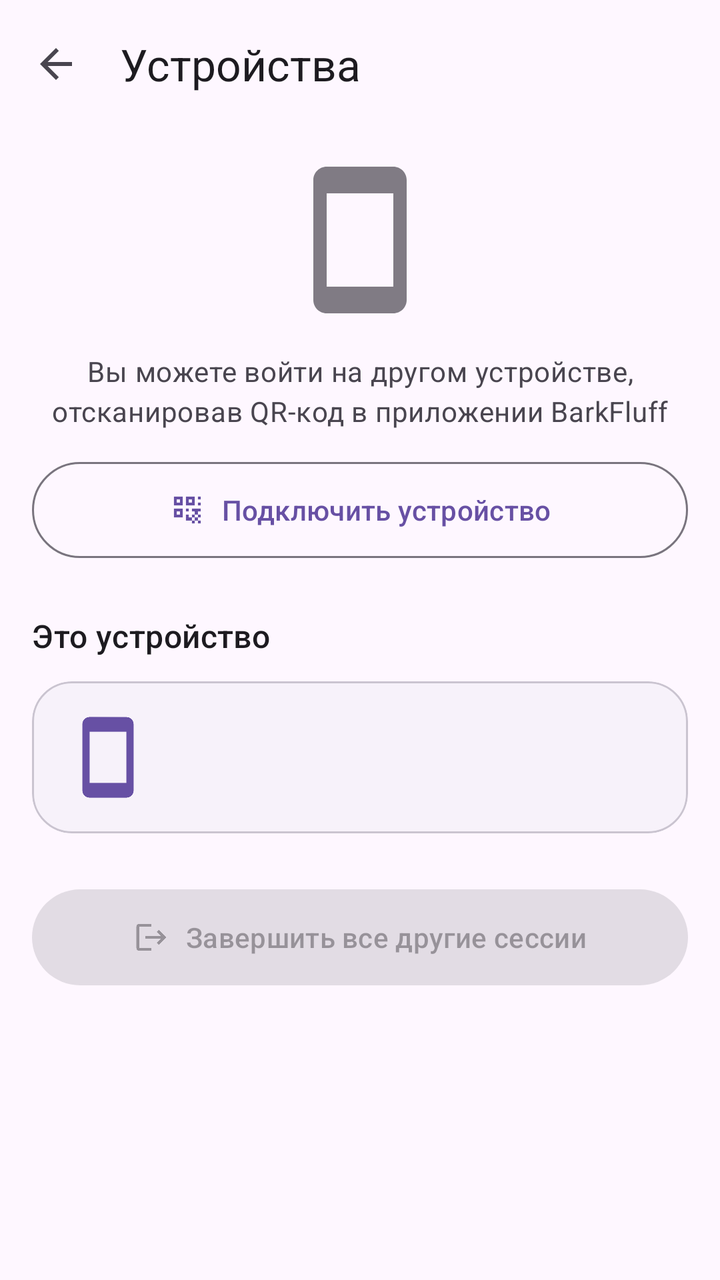
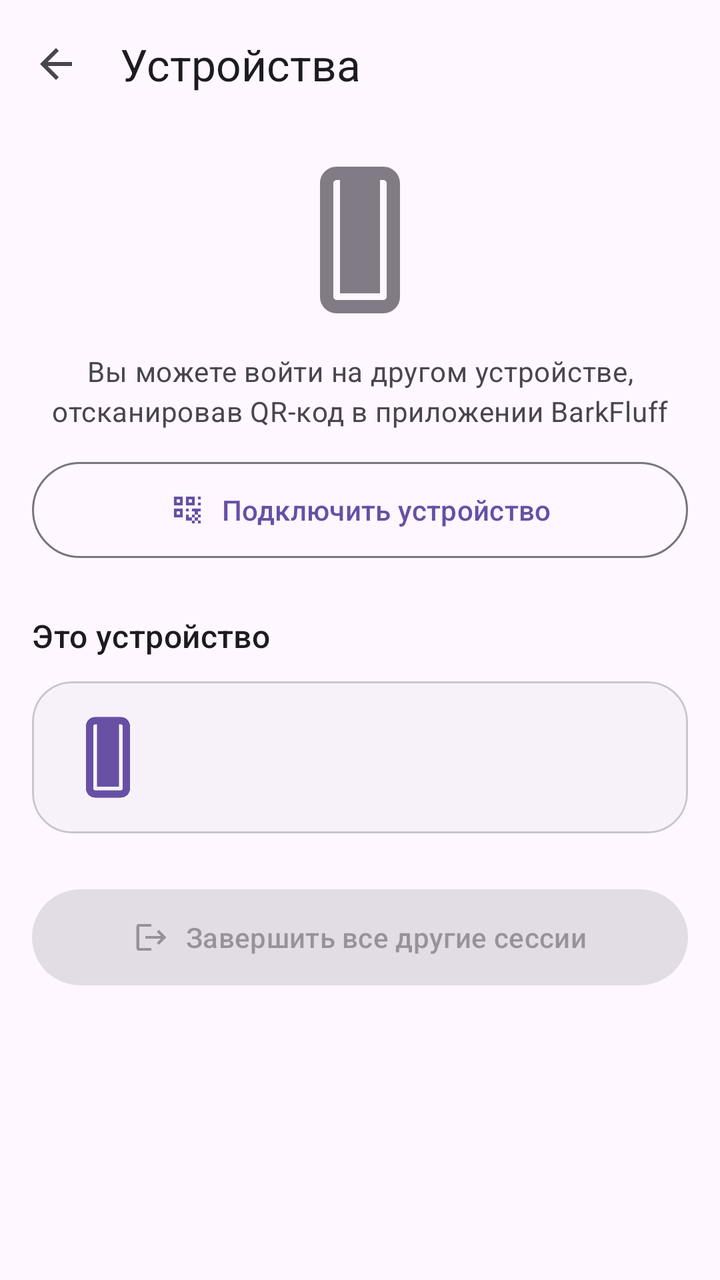

Compare the two renders of this Android layout. The source of the first and the diff that turns it into the second are given below.
<!-- AndroidManifest.xml: activity theme Theme.BarkfluffClientAndroid -->
<!-- res/layout/activity_devices.xml -->
<?xml version="1.0" encoding="utf-8"?>
<androidx.coordinatorlayout.widget.CoordinatorLayout xmlns:android="http://schemas.android.com/apk/res/android"
    xmlns:app="http://schemas.android.com/apk/res-auto"
    android:layout_width="match_parent"
    android:layout_height="match_parent"
    android:fitsSystemWindows="true">

    <com.google.android.material.appbar.AppBarLayout
        android:layout_width="match_parent"
        android:layout_height="wrap_content"
        android:background="?attr/colorSurface">

        <com.google.android.material.appbar.MaterialToolbar
            android:id="@+id/toolbar"
            android:layout_width="match_parent"
            android:layout_height="?attr/actionBarSize"
            app:navigationIcon="@drawable/ic_back"
            app:title="Устройства"
            app:titleTextAppearance="?attr/textAppearanceTitleLarge"
            app:titleTextColor="?attr/colorOnSurface" />

    </com.google.android.material.appbar.AppBarLayout>

    <androidx.core.widget.NestedScrollView
        android:layout_width="match_parent"
        android:layout_height="match_parent"
        app:layout_behavior="@string/appbar_scrolling_view_behavior">

        <LinearLayout
            android:layout_width="match_parent"
            android:layout_height="wrap_content"
            android:orientation="vertical"
            android:padding="16dp">

            
            <ImageView
                android:layout_width="80dp"
                android:layout_height="80dp"
                android:layout_gravity="center_horizontal"
                android:importantForAccessibility="no"
                android:src="@drawable/ic_smartphone"
                android:alpha="0.7"
                app:tint="?attr/colorOnSurfaceVariant" />

            <android.widget.Space
                android:layout_width="match_parent"
                android:layout_height="16dp" />

            
            <TextView
                android:layout_width="match_parent"
                android:layout_height="wrap_content"
                android:text="Вы можете войти на другом устройстве, отсканировав QR-код в приложении BarkFluff"
                android:textAlignment="center"
                android:textAppearance="?attr/textAppearanceBodyMedium"
                android:textColor="?attr/colorOnSurfaceVariant" />

            <com.google.android.material.button.MaterialButton
                android:id="@+id/buttonConnectDevice"
                android:layout_width="match_parent"
                android:layout_height="56dp"
                android:layout_marginTop="12dp"
                android:text="Подключить устройство"
                app:icon="@drawable/ic_qr_code"
                app:iconGravity="textStart"
                app:iconPadding="8dp"
                style="@style/Widget.Material3.Button.OutlinedButton" />

            <android.widget.Space
                android:layout_width="match_parent"
                android:layout_height="24dp" />

            
            <TextView
                android:layout_width="match_parent"
                android:layout_height="wrap_content"
                android:text="Это устройство"
                android:textAppearance="?attr/textAppearanceTitleMedium"
                android:textColor="?attr/colorOnSurface" />

            <android.widget.Space
                android:layout_width="match_parent"
                android:layout_height="12dp" />

            <com.google.android.material.card.MaterialCardView
                android:id="@+id/cardCurrentDevice"
                android:layout_width="match_parent"
                android:layout_height="wrap_content"
                app:cardBackgroundColor="?attr/colorSurfaceContainerLow"
                app:cardCornerRadius="20dp"
                app:cardElevation="0dp"
                app:strokeColor="?attr/colorOutlineVariant"
                app:strokeWidth="1dp"
                android:clickable="true"
                android:focusable="true"
                android:foreground="?attr/selectableItemBackground">

                <LinearLayout
                    android:id="@+id/layoutCurrentDevice"
                    android:layout_width="match_parent"
                    android:layout_height="wrap_content"
                    android:gravity="center_vertical"
                    android:orientation="horizontal"
                    android:padding="16dp">

                    <ImageView
                        android:layout_width="44dp"
                        android:layout_height="44dp"
                        android:importantForAccessibility="no"
                        android:src="@drawable/ic_smartphone"
                        app:tint="?attr/colorPrimary" />

                    <LinearLayout
                        android:layout_width="0dp"
                        android:layout_height="wrap_content"
                        android:layout_marginStart="14dp"
                        android:layout_weight="1"
                        android:orientation="vertical">

                        <TextView
                            android:id="@+id/textCurrentDeviceName"
                            android:layout_width="wrap_content"
                            android:layout_height="wrap_content"
                            android:textAppearance="?attr/textAppearanceTitleMedium"
                            android:textColor="?attr/colorOnSurface" />

                        <TextView
                            android:id="@+id/textCurrentDeviceOriginalName"
                            android:layout_width="wrap_content"
                            android:layout_height="wrap_content"
                            android:layout_marginTop="2dp"
                            android:textAppearance="?attr/textAppearanceBodySmall"
                            android:textColor="?attr/colorOnSurfaceVariant"
                            android:visibility="gone" />

                        <TextView
                            android:id="@+id/textCurrentDeviceApp"
                            android:layout_width="wrap_content"
                            android:layout_height="wrap_content"
                            android:layout_marginTop="2dp"
                            android:textAppearance="?attr/textAppearanceBodySmall"
                            android:textColor="?attr/colorOnSurfaceVariant"
                            android:visibility="gone" />

                    </LinearLayout>

                </LinearLayout>

            </com.google.android.material.card.MaterialCardView>

            <android.widget.Space
                android:layout_width="match_parent"
                android:layout_height="24dp" />

            
            <com.google.android.material.button.MaterialButton
                android:id="@+id/buttonTerminateAll"
                android:layout_width="match_parent"
                android:layout_height="56dp"
                android:text="Завершить все другие сессии"
                app:icon="@drawable/ic_logout"
                app:iconGravity="textStart"
                app:iconPadding="8dp"
                style="@style/Widget.Material3.Button.TonalButton"
                android:enabled="false" />

            <android.widget.Space
                android:layout_width="match_parent"
                android:layout_height="24dp" />

            
            <TextView
                android:id="@+id/textOtherDevicesTitle"
                android:layout_width="match_parent"
                android:layout_height="wrap_content"
                android:text="Другие устройства"
                android:textAppearance="?attr/textAppearanceTitleMedium"
                android:textColor="?attr/colorOnSurface"
                android:visibility="gone" />

            <android.widget.Space
                android:layout_width="match_parent"
                android:layout_height="12dp" />

            
            <androidx.recyclerview.widget.RecyclerView
                android:id="@+id/recyclerDevices"
                android:layout_width="match_parent"
                android:layout_height="wrap_content"
                android:nestedScrollingEnabled="false" />

        </LinearLayout>

    </androidx.core.widget.NestedScrollView>

    <com.google.android.material.progressindicator.CircularProgressIndicator
        android:id="@+id/progressLoading"
        android:layout_width="wrap_content"
        android:layout_height="wrap_content"
        android:layout_gravity="center"
        android:indeterminate="true"
        android:visibility="gone" />

</androidx.coordinatorlayout.widget.CoordinatorLayout>
<!-- resources referenced by this layout -->
<resources>
  <!-- drawable ic_back (drawable) -->
  <vector xmlns:android="http://schemas.android.com/apk/res/android"
      android:width="24dp"
      android:height="24dp"
      android:viewportWidth="24"
      android:viewportHeight="24"
      android:tint="?attr/colorControlNormal">
    <path
        android:fillColor="@android:color/white"
        android:pathData="M20,11H7.83l5.59,-5.59L12,4l-8,8 8,8 1.41,-1.41L7.83,13H20v-2z"/>
  </vector>
  <!-- drawable ic_logout (drawable) -->
  <?xml version="1.0" encoding="utf-8"?>
  <vector xmlns:android="http://schemas.android.com/apk/res/android"
      android:width="24dp"
      android:height="24dp"
      android:viewportWidth="24"
      android:viewportHeight="24">
      <path
          android:fillColor="?attr/colorOnSurface"
          android:pathData="M17,7l-1.41,1.41L18.17,11H8v2h10.17l-2.58,2.58L17,17l5,-5zM4,5h8V3H4c-1.1,0 -2,0.9 -2,2v14c0,1.1 0.9,2 2,2h8v-2H4V5z"/>
  </vector>
  <!-- drawable ic_qr_code (drawable) -->
  <?xml version="1.0" encoding="utf-8"?>
  <vector xmlns:android="http://schemas.android.com/apk/res/android"
      android:width="24dp"
      android:height="24dp"
      android:viewportWidth="24"
      android:viewportHeight="24">
      <path
          android:fillColor="@android:color/white"
          android:pathData="M3,3h6v6H3V3zM5,5v2h2V5H5zM3,11h6v6H3V11zM5,13v2h2v-2H5zM11,3h6v6h-6V3zM13,5v2h2V5H13zM11,11h2v2h-2V11zM15,11h2v2h-2V11zM17,13h2v2h-2V13zM11,15h2v2h-2V15zM13,17h2v2h-2V17zM15,15h2v2h-2V15zM17,17h2v2h-2V17zM17,11h2v2h-2V11zM11,17h2v2h-2V17zM15,19h2v2h-2V19zM19,3h2v2h-2V3zM19,7h2v2h-2V7zM19,11h2v2h-2V11zM19,15h2v2h-2V15zM19,19h2v2h-2V19z" />
  </vector>
  <!-- drawable ic_smartphone (drawable) -->
  <?xml version="1.0" encoding="utf-8"?>
  <vector xmlns:android="http://schemas.android.com/apk/res/android"
      android:width="24dp"
      android:height="24dp"
      android:viewportWidth="24"
      android:viewportHeight="24">
      <path
          android:fillColor="?attr/colorOnSurface"
          android:pathData="M17,1.01L7,1c-1.1,0 -2,0.9 -2,2v18c0,1.1 0.9,2 2,2h10c1.1,0 2,-0.9 2,-2V3c0,-1.1 -0.9,-1.99 -2,-1.99zM17,19H7V5h10v14z"/>
  </vector>
  <style name="Theme.BarkfluffClientAndroid" parent="Base.Theme.BarkfluffClientAndroid" />
  <style name="Base.Theme.BarkfluffClientAndroid" parent="Theme.Material3.DayNight.NoActionBar">
          
          <item name="android:windowLayoutInDisplayCutoutMode" tools:targetApi="p">shortEdges</item>
          <item name="android:statusBarColor">@android:color/transparent</item>
          <item name="android:navigationBarColor">@android:color/transparent</item>
          <item name="android:windowBackground">?android:attr/colorBackground</item>
  
          
          <item name="shapeAppearanceSmallComponent">@style/ShapeAppearance.Material3.SmallComponent</item>
          <item name="shapeAppearanceMediumComponent">@style/ShapeAppearance.Material3.MediumComponent</item>
          <item name="shapeAppearanceLargeComponent">@style/ShapeAppearance.Material3.LargeComponent</item>
  
          
          <item name="textAppearanceDisplayLarge">@style/TextAppearance.Material3.DisplayLarge</item>
          <item name="textAppearanceHeadlineLarge">@style/TextAppearance.Material3.HeadlineLarge</item>
          <item name="textAppearanceTitleLarge">@style/TextAppearance.Material3.TitleLarge</item>
      </style>
</resources>

<!-- the commit's change to res/layout/activity_devices.xml (unified diff, before → after) -->
@@ -104,6 +104,7 @@
                     android:padding="16dp">
 
                     <ImageView
+                        android:id="@+id/imageCurrentDeviceIcon"
                         android:layout_width="44dp"
                         android:layout_height="44dp"
                         android:importantForAccessibility="no"
<!-- resource entries referenced after the edit -->
@@ -40,9 +40,10 @@
       android:height="24dp"
       android:viewportWidth="24"
       android:viewportHeight="24">
+      
       <path
-          android:fillColor="?attr/colorOnSurface"
-          android:pathData="M17,1.01L7,1c-1.1,0 -2,0.9 -2,2v18c0,1.1 0.9,2 2,2h10c1.1,0 2,-0.9 2,-2V3c0,-1.1 -0.9,-1.99 -2,-1.99zM17,19H7V5h10v14z"/>
+          android:fillColor="@android:color/white"
+          android:pathData="M15.5,1h-7C7.12,1 6,2.12 6,3.5v17C6,21.88 7.12,23 8.5,23h7c1.38,0 2.5,-1.12 2.5,-2.5v-17C18,2.12 16.88,1 15.5,1zM16,20.5c0,0.28 -0.22,0.5 -0.5,0.5h-7c-0.28,0 -0.5,-0.22 -0.5,-0.5v-17c0,-0.28 0.22,-0.5 0.5,-0.5h7c0.28,0 0.5,0.22 0.5,0.5v17zM9,3h6v17H9V3z"/>
   </vector>
   <style name="Theme.BarkfluffClientAndroid" parent="Base.Theme.BarkfluffClientAndroid" />
   <style name="Base.Theme.BarkfluffClientAndroid" parent="Theme.Material3.DayNight.NoActionBar">
